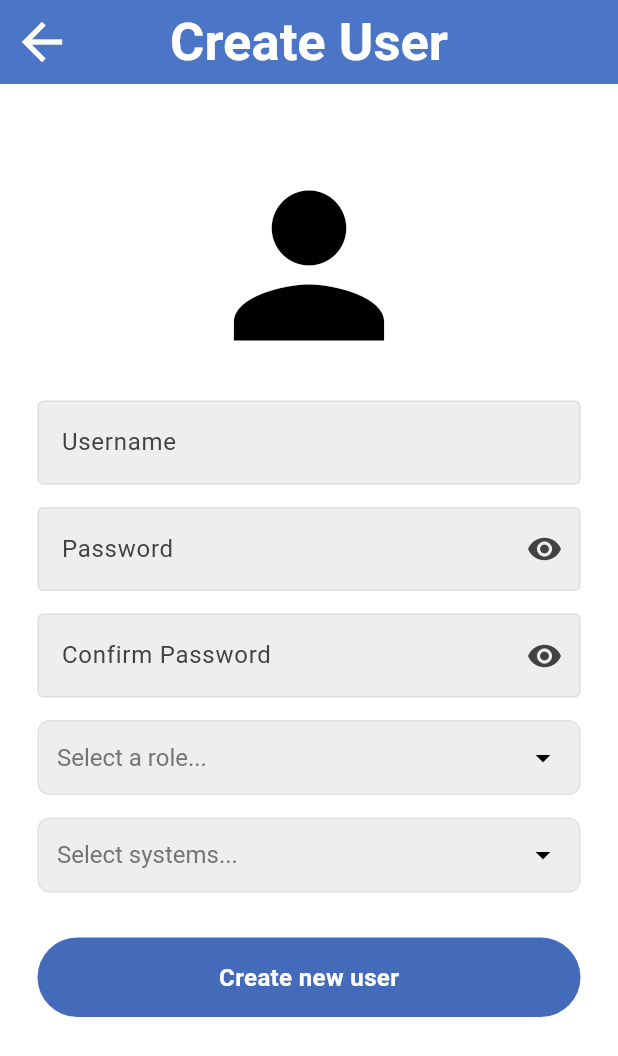
After one commit to itsnhatquan/bestlab, a Flutter app: the UserCreate screen opened directly, on a phone screen of 412 x 824 dp. The commit adds this screen. Shown: the top 1056 px of the screen. Run offline on Flutter 3.47's test engine with Material 3 defaults, Android fonts, the light colour scheme and no system bars; our stand-ins replace shared_preferences; missing offline and left inert: mongo_dart; accounts and stored records are empty.

Commit message:
fix the behavior of light/dark mode, adding functional createUser function

```diff
--- a/bestlab/lib/components/my_dropdown.dart
+++ b/bestlab/lib/components/my_dropdown.dart
@@ -1,17 +1,19 @@
+import 'package:bestlab/components/themeProvider.dart';
 import 'package:flutter/material.dart';
+import 'package:provider/provider.dart';
 
 class MyDropdown extends StatefulWidget {
   final String hintText;
   final String labelText;
-  final String? selectedItem;
+  final List<String> selectedItems;
   final List<String> items;
-  final Function(String?) onChanged;
+  final Function(List<String>) onChanged;
 
   const MyDropdown({
     super.key,
     required this.hintText,
     required this.labelText,
-    required this.selectedItem,
+    required this.selectedItems,
     required this.items,
     required this.onChanged,
   });
@@ -21,40 +23,100 @@ class MyDropdown extends StatefulWidget {
 }
 
 class _MyDropdownState extends State<MyDropdown> {
+  List<String> selectedItems = [];
+
+  @override
+  void initState() {
+    super.initState();
+    selectedItems = List.from(widget.selectedItems);
+  }
+
+  String getSelectedItemsText() {
+    if (selectedItems.isEmpty) {
+      return widget.hintText;
+    } else {
+      return selectedItems.join(', ');
+    }
+  }
+
   @override
   Widget build(BuildContext context) {
+    final themeProvider = Provider.of<ThemeProvider>(context);
+    final bool isDarkMode = themeProvider.isDarkMode;
+
     return Padding(
       padding: const EdgeInsets.symmetric(horizontal: 25.0),
       child: Container(
         decoration: BoxDecoration(
-          border: Border.all(color: Colors.white),
-          color: Colors.grey.shade200,
+          border: Border.all(color: isDarkMode ? Colors.grey[700]! : Colors.grey[300]!),
+          color: isDarkMode ? Colors.grey[800] : Colors.grey.shade200,
+          borderRadius: BorderRadius.circular(8),
         ),
         padding: const EdgeInsets.symmetric(horizontal: 12),
         child: DropdownButtonHideUnderline(
           child: DropdownButton<String>(
             isExpanded: true,
-            value: widget.selectedItem,
+            value: null, // No pre-selected value for multi-select
             hint: Text(
-              widget.hintText,
+              getSelectedItemsText(),
               style: TextStyle(
-                color: Colors.grey[500],
+                color: isDarkMode ? Colors.grey[400] : Colors.grey[600],
                 fontSize: 16,
               ),
             ),
             items: widget.items.map((String value) {
               return DropdownMenuItem<String>(
                 value: value,
-                child: Text(value),
+                child: StatefulBuilder(
+                  builder: (context, setState) {
+                    final bool isSelected = selectedItems.contains(value);
+
+                    return InkWell(
+                      onTap: () {
+                        setState(() {
+                          if (isSelected) {
+                            selectedItems.remove(value);
+                          } else {
+                            selectedItems.add(value);
+                          }
+                          widget.onChanged(selectedItems);
+                        });
+                      },
+                      child: Row(
+                        children: [
+                          Checkbox(
+                            value: isSelected,
+                            onChanged: (bool? checked) {
+                              setState(() {
+                                if (checked == true) {
+                                  selectedItems.add(value);
+                                } else {
+                                  selectedItems.remove(value);
+                                }
+                                widget.onChanged(selectedItems);
+                              });
+                            },
+                            activeColor: isDarkMode ? Colors.white : Colors.black,
+                            checkColor: isDarkMode ? Colors.black : Colors.white,
+                          ),
+                          Text(
+                            value,
+                            style: TextStyle(color: isDarkMode ? Colors.white : Colors.black),
+                          ),
+                        ],
+                      ),
+                    );
+                  },
+                ),
               );
             }).toList(),
-            onChanged: widget.onChanged,
-            icon: Icon(Icons.arrow_drop_down, ),
+            onChanged: (_) {},
+            icon: Icon(Icons.arrow_drop_down, color: isDarkMode ? Colors.white : Colors.black),
+            dropdownColor: isDarkMode ? Colors.grey[800] : Colors.grey.shade200,
             style: TextStyle(
               fontSize: 16,
-              color: Colors.black,
+              color: isDarkMode ? Colors.white : Colors.black,
             ),
-            dropdownColor: Colors.grey.shade200,
           ),
         ),
       ),
--- a/bestlab/lib/components/my_textfield_stateful.dart
+++ b/bestlab/lib/components/my_textfield_stateful.dart
@@ -1,4 +1,6 @@
 import 'package:flutter/material.dart';
+import 'package:provider/provider.dart';
+import 'package:bestlab/components/themeProvider.dart';
 
 class MyTextfieldStateful extends StatefulWidget {
   final String hintText;
@@ -31,28 +33,33 @@ class _MyTextfieldStatefulState extends State<MyTextfieldStateful> {
 
   @override
   Widget build(BuildContext context) {
+    final themeProvider = Provider.of<ThemeProvider>(context);
+    final bool isDarkMode = themeProvider.isDarkMode;
+
     return Padding(
       padding: const EdgeInsets.symmetric(horizontal: 25.0),
       child: TextField(
         controller: widget.controller,
         obscureText: passwordVisible,
         decoration: InputDecoration(
-          enabledBorder: const OutlineInputBorder(
-            borderSide: BorderSide(color: Colors.white),
+          enabledBorder: OutlineInputBorder(
+            borderSide: BorderSide(color: isDarkMode ? Colors.grey[700]! : Colors.grey[300]!),
           ),
           focusedBorder: OutlineInputBorder(
-            borderSide: BorderSide(color: Colors.grey.shade400),
+            borderSide: BorderSide(color: isDarkMode ? Colors.white : Colors.grey.shade700),
           ),
           hintText: widget.hintText,
-          hintStyle: TextStyle(color: Colors.grey[500]),
+          hintStyle: TextStyle(color: isDarkMode ? Colors.grey[400] : Colors.grey[600]),
           labelText: widget.labelText,
+          labelStyle: TextStyle(color: isDarkMode ? Colors.grey[300] : Colors.grey[800]),
           filled: true,
-          fillColor: Colors.grey.shade200,
+          fillColor: isDarkMode ? Colors.grey[800] : Colors.grey.shade200,
           suffixIcon: widget.showEyeIcon
               ? IconButton(
-                  icon: Icon(passwordVisible
-                      ? Icons.visibility
-                      : Icons.visibility_off),
+                  icon: Icon(
+                    passwordVisible ? Icons.visibility : Icons.visibility_off,
+                    color: isDarkMode ? Colors.grey[300] : Colors.grey[800],
+                  ),
                   onPressed: () {
                     setState(() {
                       passwordVisible = !passwordVisible;
@@ -62,10 +69,7 @@ class _MyTextfieldStatefulState extends State<MyTextfieldStateful> {
               : null,
           alignLabelWithHint: false,
         ),
-        keyboardType: widget.showEyeIcon
-            ? TextInputType.visiblePassword
-            : TextInputType.text,
-        textInputAction: TextInputAction.done,
+        style: TextStyle(color: isDarkMode ? Colors.white : Colors.black),
       ),
     );
   }
--- a/bestlab/lib/main.dart
+++ b/bestlab/lib/main.dart
@@ -2,6 +2,7 @@ import 'package:flutter/material.dart';
 import 'package:provider/provider.dart';
 import 'package:bestlab/components/themeProvider.dart';
 import 'package:bestlab/pages/login_page.dart';
+import 'package:bestlab/pages/user_create_page.dart';
 
 void main() async {
   WidgetsFlutterBinding.ensureInitialized();
--- a/bestlab/lib/pages/login_page.dart
+++ b/bestlab/lib/pages/login_page.dart
@@ -227,6 +227,21 @@ class AuthService {
     }
   }
 
+  Future<bool> addUser(Map<String, dynamic> user) async {
+    try {
+      await db.open();
+      var collection = db.collection(collectionName);
+      await collection.insert(user);
+      await db.close();
+      return true; // Successfully added the user
+    } catch (e) {
+      print('Error adding user: $e');
+      return false; // Failed to add the user
+    } finally {
+      await db.close();
+    }
+  }
+
   Future<void> updateUserRole(String userId, String newRole) async {
     try {
       var db = await mongo.Db.create(mongoUrl);
@@ -298,11 +313,9 @@ class _LoginPageState extends State<LoginPage> {
 
   @override
   Widget build(BuildContext context) {
-    return Theme(
-      data: ThemeData.light(),  // Fixed light theme
-      child: Scaffold(
+    return Scaffold(
       resizeToAvoidBottomInset: false,
-        backgroundColor: Colors.grey[300],
+      backgroundColor: Theme.of(context).brightness == Brightness.dark ? Colors.grey[900] : Colors.grey[300],
       body: SafeArea(
         child: Center(
           child: SingleChildScrollView(
@@ -334,7 +347,7 @@ class _LoginPageState extends State<LoginPage> {
                     children: [
                       Text(
                         'Forgot Password?',
-                          style: TextStyle(color: Colors.grey[600]),
+                        style: TextStyle(color: Theme.of(context).brightness == Brightness.dark ? Colors.grey[400] : Colors.grey[600]),
                       ),
                     ],
                   ),
@@ -364,7 +377,6 @@ class _LoginPageState extends State<LoginPage> {
           ),
         ),
       ),
-      ),
     );
   }
 }
--- /dev/null
+++ b/bestlab/lib/pages/user_create_page.dart
@@ -0,0 +1,195 @@
+import 'package:flutter/material.dart';
+import 'package:bestlab/components/my_textfield_stateful.dart';
+import 'package:bestlab/components/my_button.dart';
+import 'package:bestlab/components/my_dropdown.dart';
+import 'package:provider/provider.dart';
+import 'package:bestlab/components/themeProvider.dart';
+import 'login_page.dart';
+import 'package:uuid/uuid.dart';
+
+class UserCreate extends StatefulWidget {
+  UserCreate({super.key});
+
+  @override
+  _UserCreateState createState() => _UserCreateState();
+}
+
+class _UserCreateState extends State<UserCreate> {
+  final usernameController = TextEditingController();
+  final passwordController = TextEditingController();
+  final confirmPasswordController = TextEditingController();
+  final AuthService authService = AuthService();
+
+  String? selectedRole;
+  List<String> selectedSystems = [];
+  List<String> systems = [];
+  final Uuid uuid = Uuid();
+
+  @override
+  void initState() {
+    super.initState();
+    fetchSystems();
+  }
+
+  Future<void> fetchSystems() async {
+    systems = await authService.getSystems();
+    setState(() {});
+  }
+
+  Future<void> createUser(BuildContext context) async {
+    if (validatePassword()) {
+      final newUser = {
+        'userID': uuid.v4(), // Generate a unique userID
+        'username': usernameController.text,
+        'password': passwordController.text,
+        'name': '', // Add logic to capture or input the name if needed
+        'age': 0, // Add logic to capture or input the age if needed
+        'systemRole': selectedRole ?? 'User', // Default to 'User' if no role is selected
+        'systemAccess': selectedSystems,
+      };
+
+      bool success = await authService.addUser(newUser);
+
+      if (success) {
+        ScaffoldMessenger.of(context).showSnackBar(
+          SnackBar(content: Text('User created successfully! Role: $selectedRole, Systems: ${selectedSystems.join(", ")}')),
+        );
+        Navigator.of(context).pop(); // Go back to the previous screen
+      } else {
+        showError('Failed to create user');
+      }
+    }
+  }
+
+  bool validatePassword() {
+    final password = passwordController.text;
+    final confirmPassword = confirmPasswordController.text;
+
+    if (password.isEmpty) {
+      showError('Password cannot be empty');
+      return false;
+    }
+
+    if (password.length < 8) {
+      showError('Password must be at least 8 characters long');
+      return false;
+    }
+
+    if (!RegExp(r'[0-9]').hasMatch(password)) {
+      showError('Password must contain at least one number');
+      return false;
+    }
+
+    if (password != confirmPassword) {
+      showError('Passwords do not match');
+      return false;
+    }
+
+    return true;
+  }
+
+  void showError(String message) {
+    ScaffoldMessenger.of(context).showSnackBar(SnackBar(content: Text(message)));
+  }
+
+  @override
+  Widget build(BuildContext context) {
+    final themeProvider = Provider.of<ThemeProvider>(context);
+    final isDarkMode = themeProvider.isDarkMode;
+
+    return Scaffold(
+      resizeToAvoidBottomInset: false,
+      appBar: AppBar(
+        title: Text(
+          'Create User',
+          style: TextStyle(
+            fontSize: 35.0,
+            fontWeight: FontWeight.bold,
+            color: Colors.white,
+          ),
+        ),
+        leading: IconButton(
+          icon: Icon(Icons.arrow_back),
+          color: Colors.white,
+          iconSize: 40.0,
+          onPressed: () {
+            Navigator.of(context).pop();
+          },
+        ),
+        centerTitle: true,
+        backgroundColor: isDarkMode ? Colors.grey[900] : Color.fromRGBO(75, 117, 198, 1),
+      ),
+      body: SafeArea(
+        child: Center(
+          child: SingleChildScrollView(
+            child: Column(
+              mainAxisAlignment: MainAxisAlignment.center,
+              children: [
+                Container(
+                  child: Icon(
+                    Icons.person,
+                    size: 150,
+                    color: isDarkMode ? Colors.white : Colors.black,
+                  ),
+                ),
+                const SizedBox(height: 15),
+                MyTextfieldStateful(
+                  controller: usernameController,
+                  hintText: 'Username',
+                  labelText: 'Username',
+                  obscureText: false,
+                  showEyeIcon: false,
+                ),
+                const SizedBox(height: 15),
+                MyTextfieldStateful(
+                  controller: passwordController,
+                  hintText: 'Password',
+                  labelText: 'Password',
+                  showEyeIcon: true,
+                ),
+                const SizedBox(height: 15),
+                MyTextfieldStateful(
+                  controller: confirmPasswordController,
+                  hintText: 'Confirm Password',
+                  labelText: 'Confirm Password',
+                  showEyeIcon: true,
+                ),
+                const SizedBox(height: 15),
+                MyDropdown(
+                  hintText: 'Select a role...',
+                  labelText: 'Role',
+                  selectedItems: selectedRole != null ? [selectedRole!] : [],
+                  items: ['Admin', 'User'],
+                  onChanged: (List<String> newValue) {
+                    setState(() {
+                      selectedRole = newValue.isNotEmpty ? newValue.first : null;
+                    });
+                  },
+                ),
+                const SizedBox(height: 15),
+                MyDropdown(
+                  hintText: 'Select systems...',
+                  labelText: 'Systems',
+                  selectedItems: selectedSystems,
+                  items: systems, // Populate dropdown with systems fetched from MongoDB
+                  onChanged: (List<String> newValue) {
+                    setState(() {
+                      selectedSystems = newValue;
+                    });
+                  },
+                ),
+                const SizedBox(height: 30),
+                MyButton(
+                  text: 'Create new user',
+                  onTap: () => createUser(context),
+                ),
+                const SizedBox(height: 100),
+              ],
+            ),
+          ),
+        ),
+      ),
+      backgroundColor: isDarkMode ? Colors.black : Colors.white,
+    );
+  }
+}
```
Also changed, not shown: bestlab/lib/pages/user_list_page.dart (+29 -1 lines), bestlab/lib/pages/user_setting_page.dart (deleted, +0 -166 lines). Lines whose indentation alone changed are shown as unchanged.
